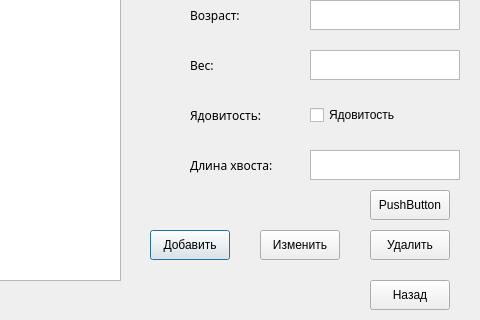
First picture: the form in IgoninSCWindow/igonindialog.ui, repository 1st-Juchara/IgoninSpaceConsole, before the edit; both pictures show x 160 to 640 and y 160 to 480 of the 640 by 480 pixel window.
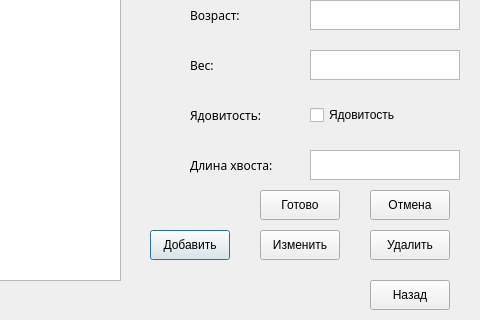
Second picture: the form after the edit.

```diff
--- a/IgoninSCWindow/igonindialog.ui
+++ b/IgoninSCWindow/igonindialog.ui
@@ -283,6 +283,19 @@
   <widget class="QPushButton" name="buttonComplete">
    <property name="geometry">
     <rect>
+     <x>420</x>
+     <y>350</y>
+     <width>80</width>
+     <height>30</height>
+    </rect>
+   </property>
+   <property name="text">
+    <string>Готово</string>
+   </property>
+  </widget>
+  <widget class="QPushButton" name="buttonHaram">
+   <property name="geometry">
+    <rect>
      <x>530</x>
      <y>350</y>
      <width>80</width>
@@ -290,7 +303,7 @@
     </rect>
    </property>
    <property name="text">
-    <string>PushButton</string>
+    <string>Отмена</string>
    </property>
   </widget>
  </widget>
```
